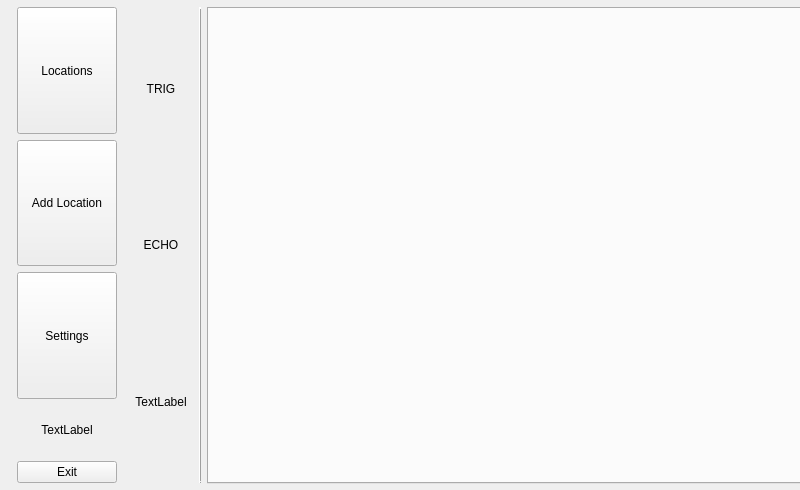
Before: the Qt Designer form Reveles/RPi/GUI/revelesgui.ui in Alex-BusNet/Reveles, drawn with Qt 5.
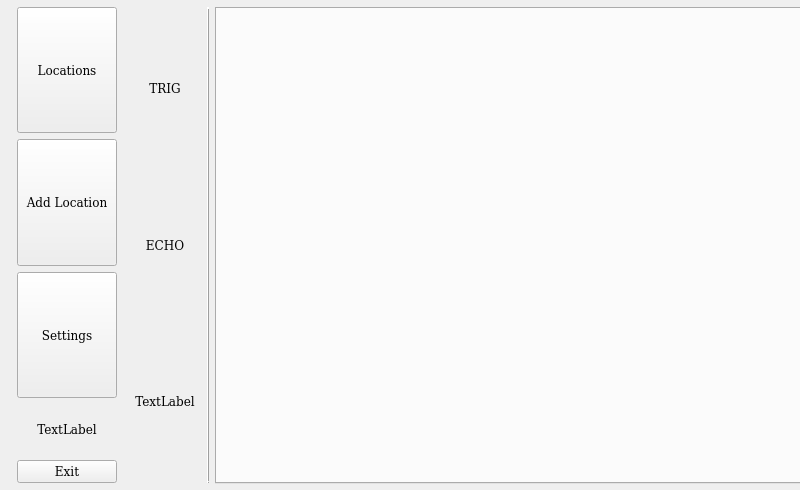
After: the same form once the commit is applied.

Patch:
```diff
--- a/Reveles/RPi/GUI/revelesgui.ui
+++ b/Reveles/RPi/GUI/revelesgui.ui
@@ -34,6 +34,11 @@
     <height>480</height>
    </size>
   </property>
+  <property name="font">
+   <font>
+    <family>DejaVu Serif</family>
+   </font>
+  </property>
   <property name="windowTitle">
    <string>RevelesGUI</string>
   </property>
```
